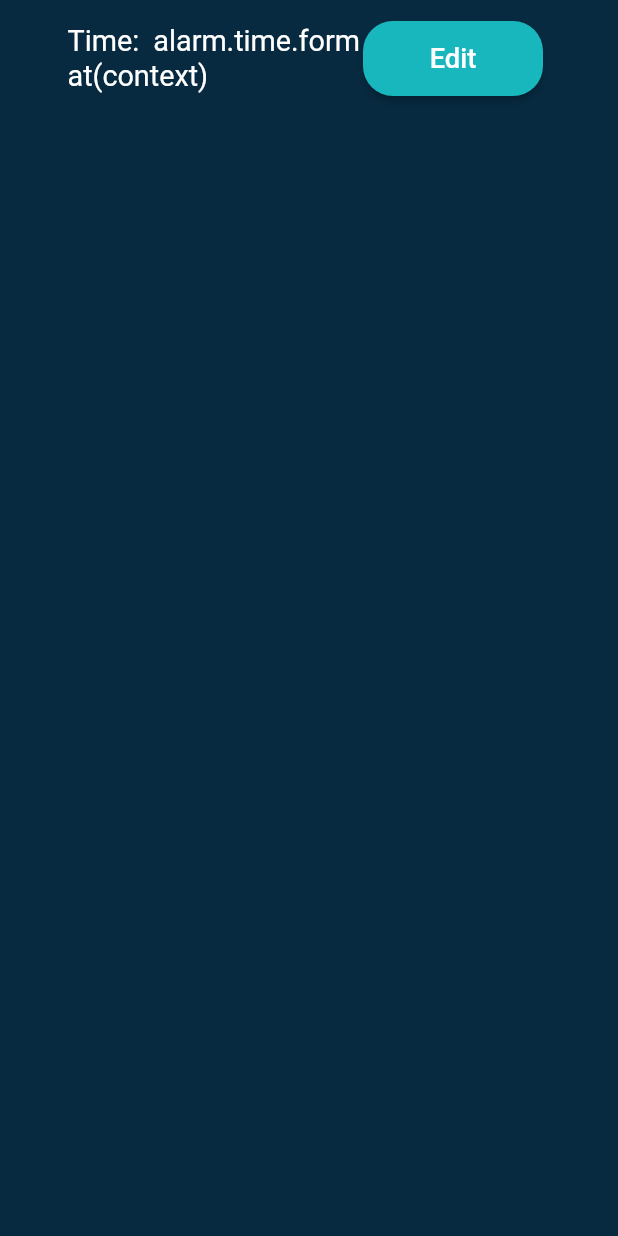
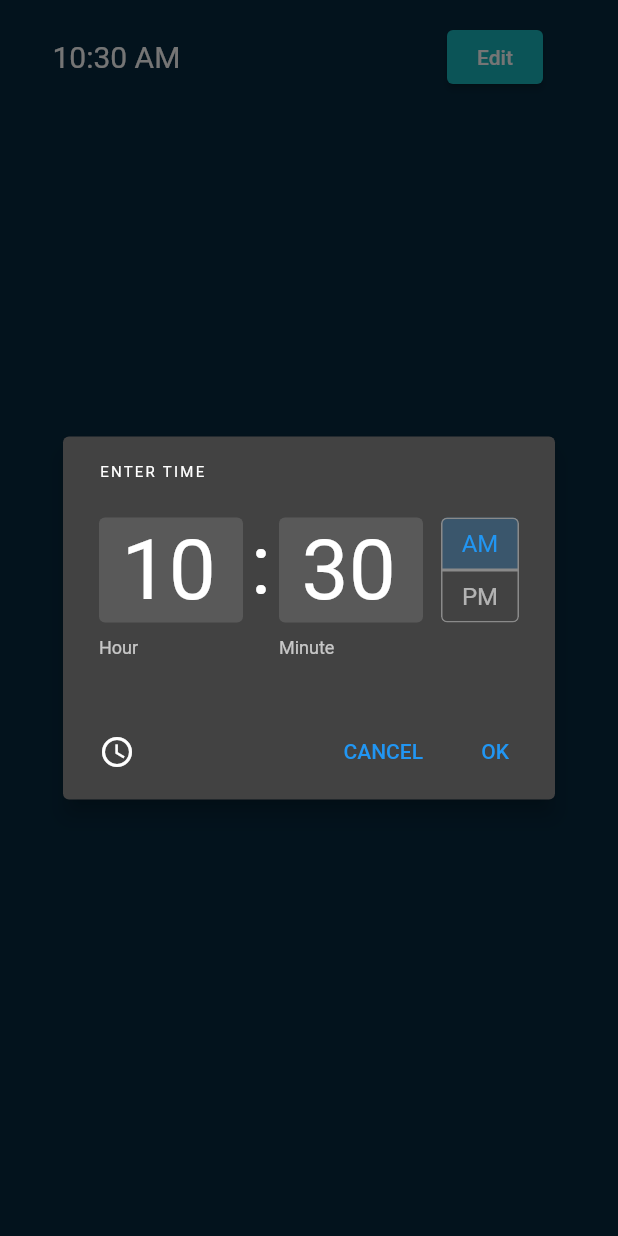
Before and after one commit to WSUCptSCapstone-Fall2022Spring2023/lami-fullstackapp, a Flutter app: the AlarmItem widget shown alone on an empty page, opened directly with empty values, after a tap on "Edit", on a phone screen of 412 x 824 dp. Run offline on Flutter 3.47's test engine with Material 2 defaults, Android fonts, the phone set to English and light mode, and no system bars; our stand-ins replace awesome_notifications, cloud_firestore, confetti, email_validator, firebase_auth, firebase_core and 6 more; missing offline and left inert: flutter_horizontal_divider, flutter_picker; accounts and stored records are empty.

```diff
--- a/alarm_mobile_app/lib/add_medication.dart
+++ b/alarm_mobile_app/lib/add_medication.dart
@@ -7,6 +7,7 @@
 import 'dart:math';
 import 'package:alarm_mobile_app/edit_alarms.dart';
 import 'package:alarm_mobile_app/medication.dart';
+import 'package:awesome_notifications/awesome_notifications.dart';
 import 'package:flutter/material.dart';
 import 'package:shared_preferences/shared_preferences.dart';
 import 'users.dart';
@@ -17,6 +18,8 @@ import 'package:flutter_horizontal_divider/flutter_horizontal_divider.dart';
 import 'package:weekday_selector/weekday_selector.dart';
 import 'package:alarm_mobile_app/medication_page.dart';
 import 'alarm.dart';
+import 'package:alarm_mobile_app/notifications.dart';
+import 'package:awesome_notifications/awesome_notifications.dart';
 
 // maximum number used for random id generation (2^32 - 1)
 const int maxID = 2147483647;
@@ -313,28 +316,36 @@ class AlarmItem extends StatelessWidget {
     enabledController.addListener(() async {});
     return ListTile(
         contentPadding: const EdgeInsets.fromLTRB(35, 10, 50, 10),
-        title: Row(
+        title:
+        Row(
           children: [
-            const SizedBox(width: 10),
-            const Expanded(
-              child: Text("Time:  " + "alarm.time.format(context)",
-                  textScaleFactor: 1.2),
-            ),
-            ElevatedButton(
-                style: ElevatedButton.styleFrom(
-                    backgroundColor: ThemeColors.darkData.primaryColorLight,
-                    minimumSize: const Size(120, 50),
-                    shape: RoundedRectangleBorder(
-                        borderRadius: BorderRadius.circular(20))),
-                onPressed: () {
-                  // runApp(EditAlarm(alarm: alarm));
-                },
-                child: const Text(
-                  "Edit",
-                  textScaleFactor: 1.3,
-                ))
+            const SizedBox(height: 40),
+            Expanded(child:
+            StatefulBuilder(builder: (context, _setState) {
+              return Row(children: [
+                Text(alarm.time.format(context), style: const TextStyle(fontSize: 20.0)),
+                const Spacer(),
+                ElevatedButton(
+                  style: ButtonStyle(
+                      backgroundColor: MaterialStateProperty.all<Color>(ThemeColors.darkData.primaryColorLight)
+                  ),
+                  onPressed: () async {
+                    final TimeOfDay? result = await showTimePicker(
+                        context: context,
+                        initialTime: alarm.time,
+                        initialEntryMode: TimePickerEntryMode.input);
+                    if (result != null) {
+                      _setState(() => alarm.time = result);
+                    }
+                  },
+                  child: const Text('Edit', style: TextStyle(fontSize: 14.0)),
+                )
+              ]);
+            }),
+            )
           ],
-        ));
+        )
+    );
   }
 }
 
--- a/alarm_mobile_app/lib/edit_alarms.dart
+++ b/alarm_mobile_app/lib/edit_alarms.dart
@@ -54,7 +54,6 @@ class AlarmItem extends StatelessWidget {
               ]);
             }),
             )
-
           ],
         )
     );
--- a/alarm_mobile_app/lib/medication_page.dart
+++ b/alarm_mobile_app/lib/medication_page.dart
@@ -123,7 +123,7 @@ class MedicationPage extends StatelessWidget {
   @override
   Widget build(BuildContext context) {
     // when the user enters the home screen, cancel all their notifications
-    AwesomeNotifications().cancelAll().then((value) {});
+    // AwesomeNotifications().cancelAll().then((value) {});
     const appTitle = "My Medications";
     CollectionReference users = FirebaseFirestore.instance.collection('/users');
     return MaterialApp(
```
Also changed, not shown: alarm_mobile_app/lib/main.dart (+14 -4 lines), alarm_mobile_app/lib/notifications.dart (+10 -0 lines), alarm_mobile_app/lib/resident_login.dart (+9 -1 lines), alarm_mobile_app/lib/settings.dart (+1 -67 lines), alarm_mobile_app/lib/todays_medications.dart (+4 -3 lines), alarm_mobile_app/lib/utils.dart (+20 -0 lines).
